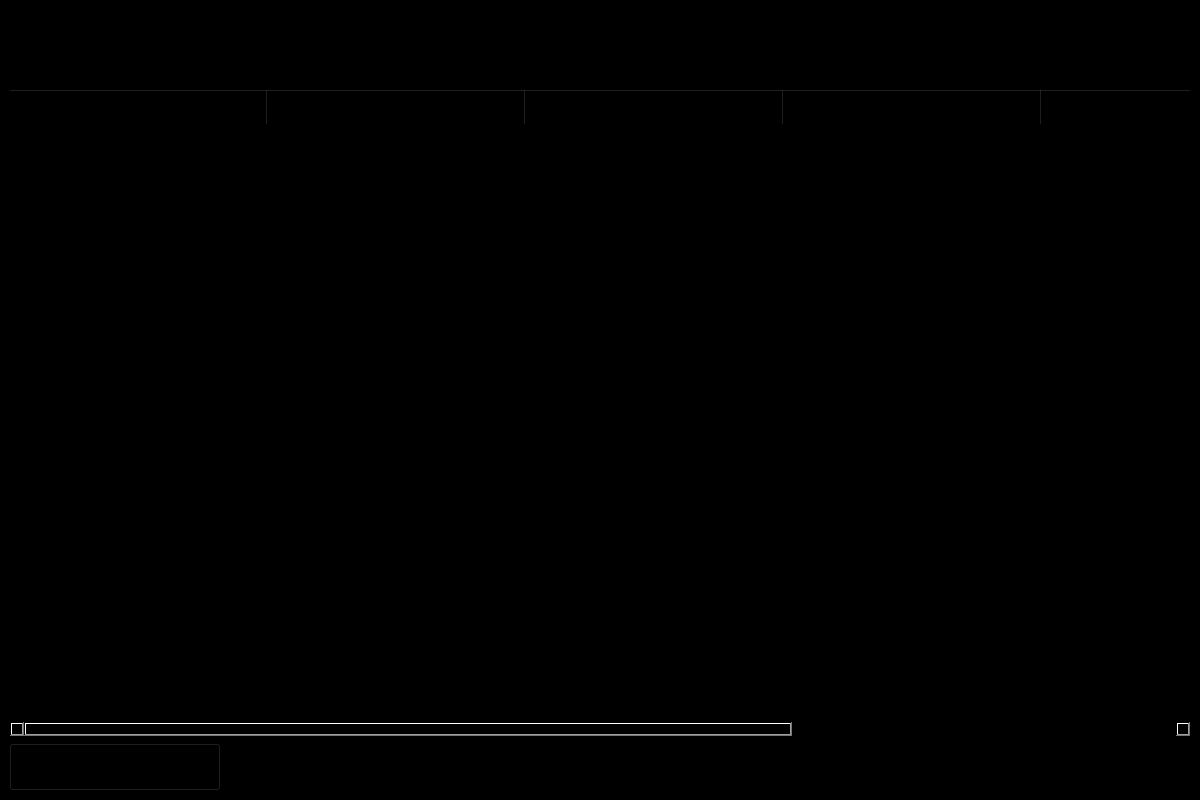
The window that orders.ui (acmpesuecc/GrowPal) describes before a commit, drawn with Qt 5.
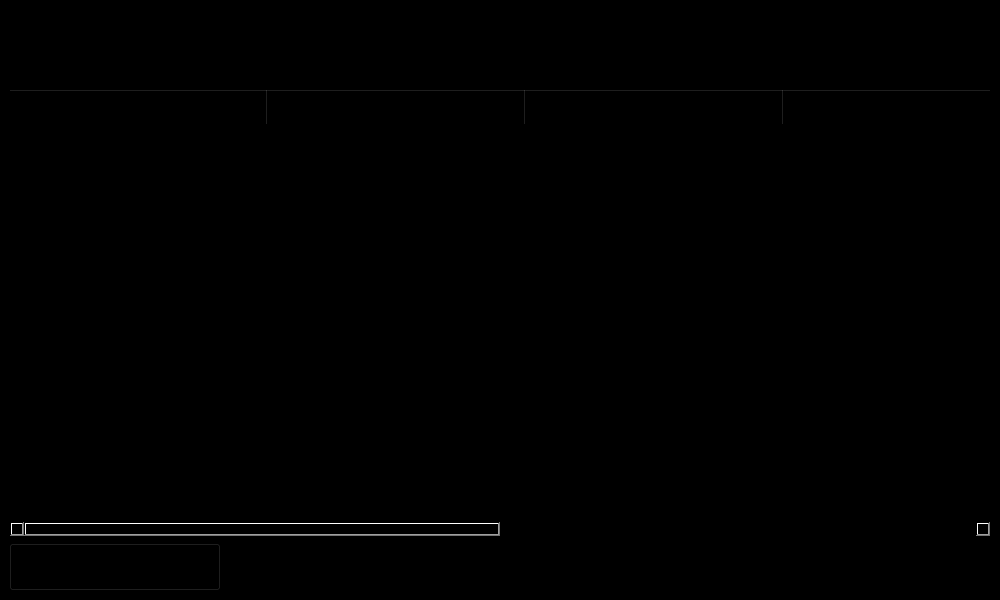
The same window after the commit. Icons and pictures are not drawn.

The edit to the form file:
```diff
--- a/orders.ui
+++ b/orders.ui
@@ -6,14 +6,14 @@
    <rect>
     <x>0</x>
     <y>0</y>
-    <width>1200</width>
-    <height>800</height>
+    <width>1000</width>
+    <height>600</height>
    </rect>
   </property>
   <property name="minimumSize">
    <size>
-    <width>1200</width>
-    <height>800</height>
+    <width>0</width>
+    <height>0</height>
    </size>
   </property>
   <property name="windowTitle">
```
